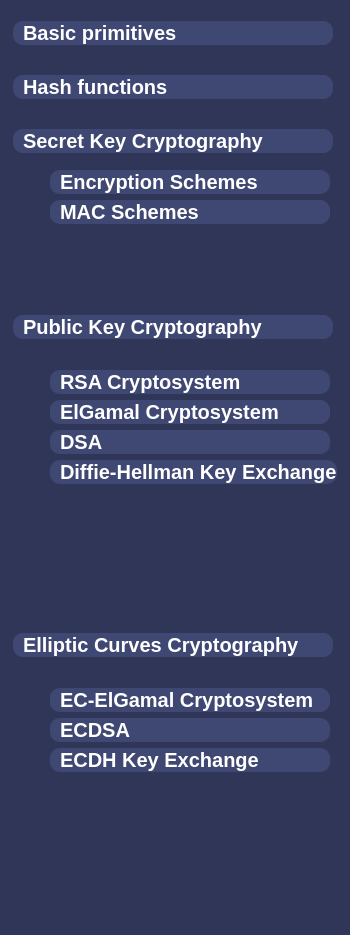
phn210/crypto-calcul, file src/frontend/wireframes/ui_navbar.ui: the form before one commit.
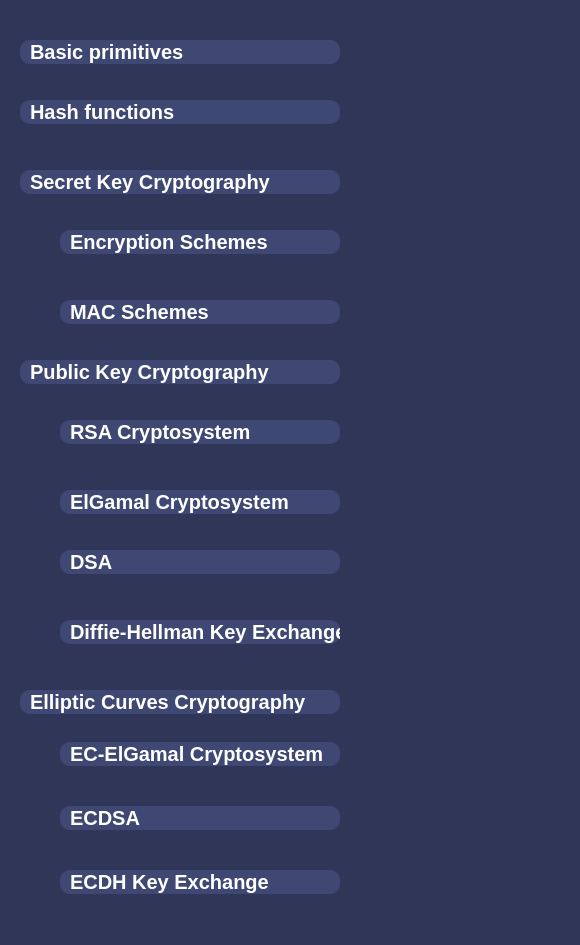
The form after the commit.

```diff
--- a/src/frontend/wireframes/ui_navbar.ui
+++ b/src/frontend/wireframes/ui_navbar.ui
@@ -6,25 +6,46 @@
                   <rect>
                         <x>0</x>
                         <y>0</y>
-                        <width>350</width>
-                        <height>935</height>
+    <width>580</width>
+    <height>945</height>
+   </rect>
+  </property>
+  <property name="styleSheet">
+   <string notr="true">background-color: #303657;</string>
+  </property>
+  <widget class="QWidget" name="BG" native="true">
+   <property name="geometry">
+    <rect>
+     <x>0</x>
+     <y>0</y>
+     <width>600</width>
+     <height>945</height>
                   </rect>
             </property>
             <property name="windowTitle">
                   <string>Form</string>
             </property>
+   <property name="autoFillBackground">
+    <bool>false</bool>
+   </property>
             <property name="styleSheet">
                   <string notr="true">background-color: #303657;</string>
             </property>
             <widget class="QPushButton" name="primitives">
                   <property name="geometry">
                         <rect>
-                              <x>13</x>
-                              <y>21</y>
+      <x>20</x>
+      <y>40</y>
                               <width>320</width>
                               <height>24</height>
                         </rect>
                   </property>
+    <property name="minimumSize">
+     <size>
+      <width>320</width>
+      <height>0</height>
+     </size>
+    </property>
                   <property name="acceptDrops">
                         <bool>false</bool>
                   </property>
@@ -48,12 +69,18 @@
             <widget class="QPushButton" name="hash">
                   <property name="geometry">
                         <rect>
-                              <x>13</x>
-                              <y>75</y>
+      <x>20</x>
+      <y>100</y>
                               <width>320</width>
                               <height>24</height>
                         </rect>
                   </property>
+    <property name="minimumSize">
+     <size>
+      <width>320</width>
+      <height>0</height>
+     </size>
+    </property>
                   <property name="acceptDrops">
                         <bool>false</bool>
                   </property>
@@ -80,12 +107,18 @@
                   </property>
                   <property name="geometry">
                         <rect>
-                              <x>13</x>
-                              <y>129</y>
+      <x>20</x>
+      <y>170</y>
                               <width>320</width>
                               <height>24</height>
                         </rect>
                   </property>
+    <property name="minimumSize">
+     <size>
+      <width>320</width>
+      <height>0</height>
+     </size>
+    </property>
                   <property name="acceptDrops">
                         <bool>false</bool>
                   </property>
@@ -106,18 +139,94 @@
                         <bool>false</bool>
                   </property>
             </widget>
+   <widget class="QPushButton" name="enc">
+    <property name="geometry">
+     <rect>
+      <x>60</x>
+      <y>230</y>
+      <width>280</width>
+      <height>24</height>
+     </rect>
+    </property>
+    <property name="minimumSize">
+     <size>
+      <width>280</width>
+      <height>0</height>
+     </size>
+    </property>
+    <property name="acceptDrops">
+     <bool>false</bool>
+    </property>
+    <property name="styleSheet">
+     <string notr="true">border-style: none;
+    color: white;
+    font-size: 20px;
+    font-weight: bold;
+    background-color: #3f4773;
+    border-radius: 10;
+    text-align: left;
+    padding-left: 10;</string>
+    </property>
+    <property name="text">
+     <string>Encryption Schemes</string>
+    </property>
+    <property name="flat">
+     <bool>false</bool>
+    </property>
+   </widget>
+   <widget class="QPushButton" name="mac">
+    <property name="geometry">
+     <rect>
+      <x>60</x>
+      <y>300</y>
+      <width>280</width>
+      <height>24</height>
+     </rect>
+    </property>
+    <property name="minimumSize">
+     <size>
+      <width>280</width>
+      <height>0</height>
+     </size>
+    </property>
+    <property name="acceptDrops">
+     <bool>false</bool>
+    </property>
+    <property name="styleSheet">
+     <string notr="true">border-style: none;
+    color: white;
+    font-size: 20px;
+    font-weight: bold;
+    background-color: #3f4773;
+    border-radius: 10;
+    text-align: left;
+    padding-left: 10;</string>
+    </property>
+    <property name="text">
+     <string>MAC Schemes</string>
+    </property>
+    <property name="flat">
+     <bool>false</bool>
+    </property>
+   </widget>
             <widget class="QPushButton" name="publickey">
                   <property name="enabled">
                         <bool>false</bool>
                   </property>
                   <property name="geometry">
                         <rect>
-                              <x>13</x>
-                              <y>315</y>
+      <x>20</x>
+      <y>360</y>
                               <width>320</width>
                               <height>24</height>
                         </rect>
                   </property>
+    <property name="minimumSize">
+     <size>
+      <width>320</width>
+      <height>0</height>
+     </size>
+    </property>
                   <property name="acceptDrops">
                         <bool>false</bool>
                   </property>
@@ -138,50 +247,15 @@
                         <bool>false</bool>
                   </property>
             </widget>
-            <widget class="QPushButton" name="ec">
-                  <property name="enabled">
-                        <bool>false</bool>
-                  </property>
-                  <property name="geometry">
-                        <rect>
-                              <x>13</x>
-                              <y>633</y>
-                              <width>320</width>
-                              <height>24</height>
-                        </rect>
-                  </property>
-                  <property name="acceptDrops">
-                        <bool>false</bool>
-                  </property>
-                  <property name="styleSheet">
-                        <string notr="true">border-style: none;
-color: white;
-font-size: 20px;
-font-weight: bold;
-background-color: #3f4773;
-border-radius: 10;
-text-align: left;
-padding-left: 10;</string>
-                  </property>
-                  <property name="text">
-                        <string>Elliptic Curves Cryptography</string>
-                  </property>
-                  <property name="flat">
-                        <bool>false</bool>
-                  </property>
-            </widget>
-            <widget class="QWidget" name="layoutWidget">
-                  <property name="geometry">
-                        <rect>
-                              <x>50</x>
-                              <y>370</y>
-                              <width>290</width>
-                              <height>140</height>
-                        </rect>
-                  </property>
-                  <layout class="QFormLayout" name="formLayout">
-                        <item row="0" column="0">
                               <widget class="QPushButton" name="rsa">
+    <property name="geometry">
+     <rect>
+      <x>60</x>
+      <y>420</y>
+      <width>280</width>
+      <height>24</height>
+     </rect>
+    </property>
                                     <property name="minimumSize">
                                           <size>
                                                 <width>280</width>
@@ -208,9 +282,15 @@
                                           <bool>false</bool>
                                     </property>
                               </widget>
-                        </item>
-                        <item row="1" column="0">
                               <widget class="QPushButton" name="elgamal">
+    <property name="geometry">
+     <rect>
+      <x>60</x>
+      <y>490</y>
+      <width>280</width>
+      <height>24</height>
+     </rect>
+    </property>
                                     <property name="minimumSize">
                                           <size>
                                                 <width>280</width>
@@ -237,9 +317,15 @@
                                           <bool>false</bool>
                                     </property>
                               </widget>
-                        </item>
-                        <item row="2" column="0">
                               <widget class="QPushButton" name="dsa">
+    <property name="geometry">
+     <rect>
+      <x>60</x>
+      <y>550</y>
+      <width>280</width>
+      <height>24</height>
+     </rect>
+    </property>
                                     <property name="minimumSize">
                                           <size>
                                                 <width>280</width>
@@ -266,9 +352,15 @@
                                           <bool>false</bool>
                                     </property>
                               </widget>
-                        </item>
-                        <item row="3" column="0">
                               <widget class="QPushButton" name="dh">
+    <property name="geometry">
+     <rect>
+      <x>60</x>
+      <y>620</y>
+      <width>280</width>
+      <height>24</height>
+     </rect>
+    </property>
                                     <property name="minimumSize">
                                           <size>
                                                 <width>280</width>
@@ -295,24 +387,21 @@
                                           <bool>false</bool>
                                     </property>
                               </widget>
-                        </item>
-                  </layout>
-            </widget>
-            <widget class="QWidget" name="layoutWidget">
+   <widget class="QPushButton" name="ec">
+    <property name="enabled">
+     <bool>false</bool>
+    </property>
                   <property name="geometry">
                         <rect>
-                              <x>50</x>
-                              <y>170</y>
-                              <width>290</width>
-                              <height>64</height>
-                        </rect>
-                  </property>
-                  <layout class="QFormLayout" name="formLayout_2">
-                        <item row="0" column="0">
-                              <widget class="QPushButton" name="enc">
+      <x>20</x>
+      <y>690</y>
+      <width>320</width>
+      <height>24</height>
+     </rect>
+    </property>
                                     <property name="minimumSize">
                                           <size>
-                                                <width>280</width>
+      <width>320</width>
                                                 <height>0</height>
                                           </size>
                                     </property>
@@ -330,56 +419,21 @@
 padding-left: 10;</string>
                                     </property>
                                     <property name="text">
-                                          <string>Encryption Schemes</string>
+     <string>Elliptic Curves Cryptography</string>
                                     </property>
                                     <property name="flat">
                                           <bool>false</bool>
                                     </property>
                               </widget>
-                        </item>
-                        <item row="1" column="0">
-                              <widget class="QPushButton" name="mac">
-                                    <property name="minimumSize">
-                                          <size>
-                                                <width>280</width>
-                                                <height>0</height>
-                                          </size>
-                                    </property>
-                                    <property name="acceptDrops">
-                                          <bool>false</bool>
-                                    </property>
-                                    <property name="styleSheet">
-                                          <string notr="true">border-style: none;
-color: white;
-font-size: 20px;
-font-weight: bold;
-background-color: #3f4773;
-border-radius: 10;
-text-align: left;
-padding-left: 10;</string>
-                                    </property>
-                                    <property name="text">
-                                          <string>MAC Schemes</string>
-                                    </property>
-                                    <property name="flat">
-                                          <bool>false</bool>
-                                    </property>
-                              </widget>
-                        </item>
-                  </layout>
-            </widget>
-            <widget class="QWidget" name="layoutWidget">
-                  <property name="geometry">
-                        <rect>
-                              <x>50</x>
-                              <y>688</y>
-                              <width>290</width>
-                              <height>102</height>
-                        </rect>
-                  </property>
-                  <layout class="QFormLayout" name="formLayout_3">
-                        <item row="0" column="0">
                               <widget class="QPushButton" name="ecelgamal">
+    <property name="geometry">
+     <rect>
+      <x>60</x>
+      <y>742</y>
+      <width>280</width>
+      <height>24</height>
+     </rect>
+    </property>
                                     <property name="minimumSize">
                                           <size>
                                                 <width>280</width>
@@ -406,9 +460,15 @@
                                           <bool>false</bool>
                                     </property>
                               </widget>
-                        </item>
-                        <item row="1" column="0">
                               <widget class="QPushButton" name="ecdsa">
+    <property name="geometry">
+     <rect>
+      <x>60</x>
+      <y>806</y>
+      <width>280</width>
+      <height>24</height>
+     </rect>
+    </property>
                                     <property name="minimumSize">
                                           <size>
                                                 <width>280</width>
@@ -435,9 +495,15 @@
                                           <bool>false</bool>
                                     </property>
                               </widget>
-                        </item>
-                        <item row="2" column="0">
                               <widget class="QPushButton" name="ecdh">
+    <property name="geometry">
+     <rect>
+      <x>60</x>
+      <y>870</y>
+      <width>280</width>
+      <height>24</height>
+     </rect>
+    </property>
                                     <property name="minimumSize">
                                           <size>
                                                 <width>280</width>
@@ -464,8 +530,6 @@
                                           <bool>false</bool>
                                     </property>
                               </widget>
-                        </item>
-                  </layout>
             </widget>
       </widget>
       <resources/>
```
Left out of the diff: 168 changed lines with no effect on the pictures. Lines whose indentation alone changed are shown as unchanged.
